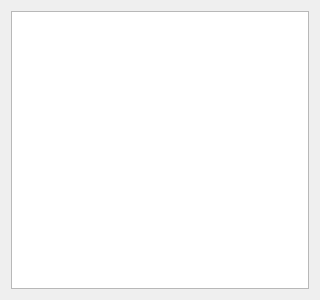
Before: the Qt Designer form formhier.ui in rosymaro/qt_pexviewer, drawn with Qt 5.
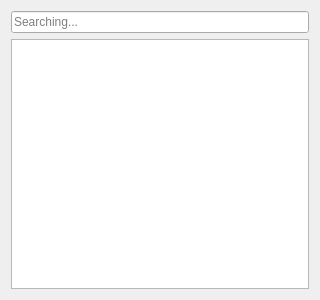
After: the same form once the commit is applied.

The edit to the form file:
```diff
--- a/formhier.ui
+++ b/formhier.ui
@@ -22,47 +22,30 @@
   <layout class="QVBoxLayout" name="verticalLayout">
    <item>
     <layout class="QGridLayout" name="gridLayout">
+     <item row="1" column="0">
+      <widget class="QTreeWidget" name="hierarchy_tree">
+       <property name="verticalScrollBarPolicy">
+        <enum>Qt::ScrollBarAsNeeded</enum>
+       </property>
+       <property name="horizontalScrollBarPolicy">
+        <enum>Qt::ScrollBarAlwaysOff</enum>
+       </property>
+       <property name="expandsOnDoubleClick">
+        <bool>false</bool>
+       </property>
+       <attribute name="headerVisible">
+        <bool>false</bool>
+       </attribute>
+      </widget>
+     </item>
      <item row="0" column="0">
-      <widget class="QTableWidget" name="tableWidget">
-       <property name="sizePolicy">
-        <sizepolicy hsizetype="Expanding" vsizetype="Expanding">
-         <horstretch>0</horstretch>
-         <verstretch>0</verstretch>
-        </sizepolicy>
+      <widget class="QLineEdit" name="hierarchy_searching">
+       <property name="text">
+        <string/>
        </property>
-       <property name="minimumSize">
-        <size>
-         <width>0</width>
-         <height>0</height>
-        </size>
+       <property name="placeholderText">
+        <string>Searching...</string>
        </property>
-       <property name="baseSize">
-        <size>
-         <width>300</width>
-         <height>100</height>
-        </size>
-       </property>
-       <property name="sizeAdjustPolicy">
-        <enum>QAbstractScrollArea::AdjustToContents</enum>
-       </property>
-       <property name="editTriggers">
-        <set>QAbstractItemView::NoEditTriggers</set>
-       </property>
-       <property name="alternatingRowColors">
-        <bool>true</bool>
-       </property>
-       <property name="gridStyle">
-        <enum>Qt::SolidLine</enum>
-       </property>
-       <attribute name="horizontalHeaderCascadingSectionResizes">
-        <bool>false</bool>
-       </attribute>
-       <attribute name="horizontalHeaderStretchLastSection">
-        <bool>false</bool>
-       </attribute>
-       <attribute name="verticalHeaderVisible">
-        <bool>false</bool>
-       </attribute>
       </widget>
      </item>
     </layout>
```
